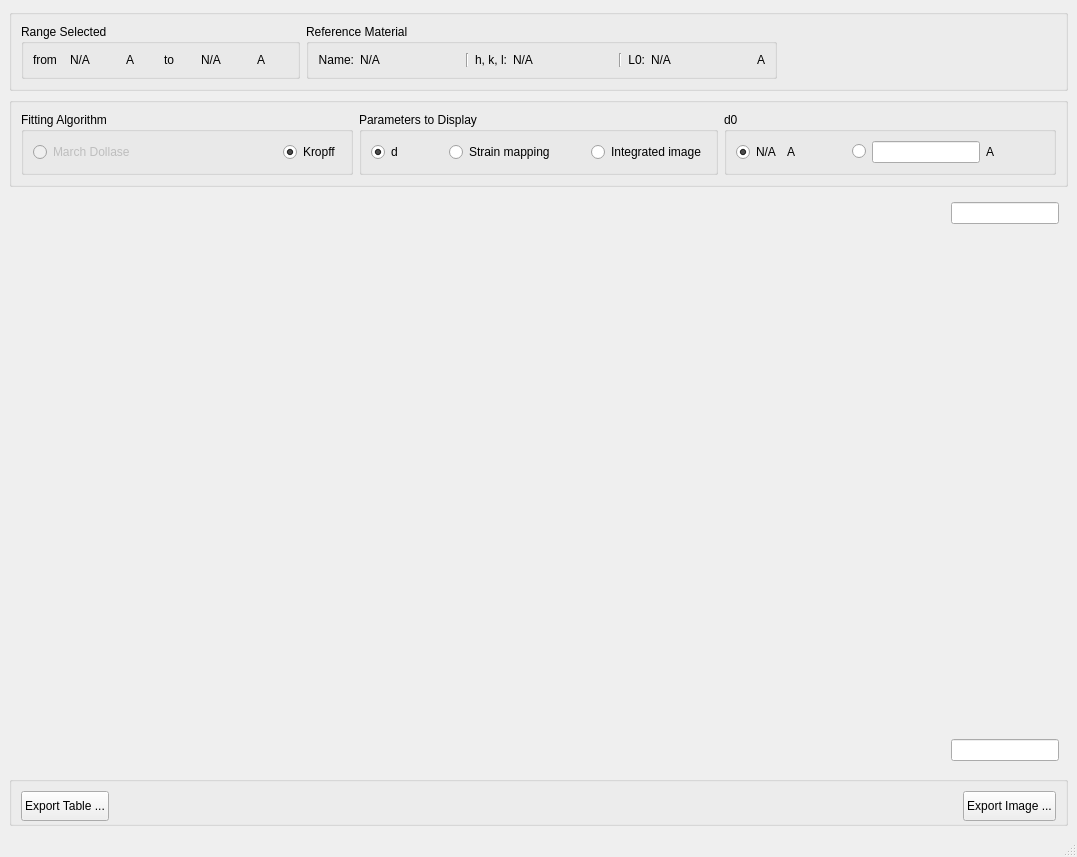
ornlneutronimaging/iBeatles, file ibeatles/ui/ui_strainMapping.ui: the form before one commit.
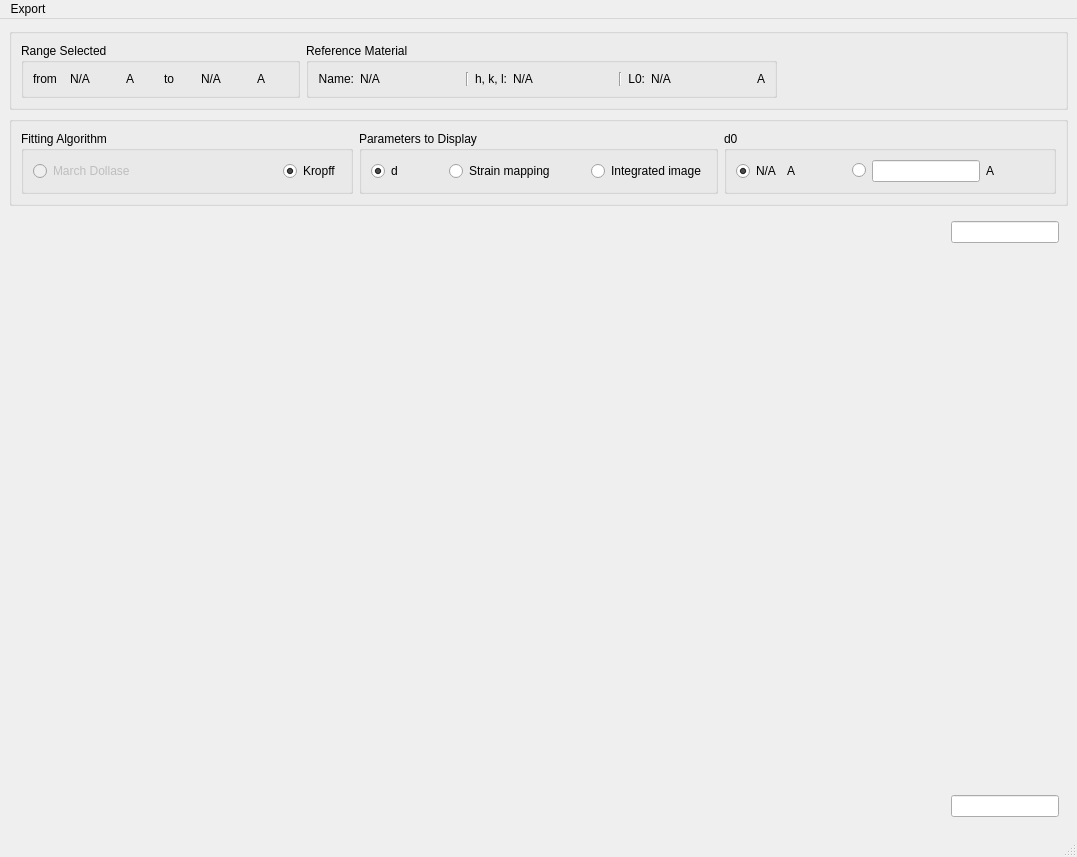
The form after the commit.

Commit message: export images. this refs #188

The edit to the form file:
```diff
--- a/ibeatles/ui/ui_strainMapping.ui
+++ b/ibeatles/ui/ui_strainMapping.ui
@@ -492,72 +492,6 @@
       </widget>
      </widget>
     </item>
-    <item>
-     <widget class="QGroupBox" name="groupBox_8">
-      <property name="sizePolicy">
-       <sizepolicy hsizetype="Preferred" vsizetype="Preferred">
-        <horstretch>0</horstretch>
-        <verstretch>0</verstretch>
-       </sizepolicy>
-      </property>
-      <property name="minimumSize">
-       <size>
-        <width>0</width>
-        <height>50</height>
-       </size>
-      </property>
-      <property name="maximumSize">
-       <size>
-        <width>16777215</width>
-        <height>50</height>
-       </size>
-      </property>
-      <property name="title">
-       <string/>
-      </property>
-      <layout class="QHBoxLayout" name="horizontalLayout_4">
-       <item>
-        <widget class="QPushButton" name="export_table_pushButton">
-         <property name="minimumSize">
-          <size>
-           <width>0</width>
-           <height>30</height>
-          </size>
-         </property>
-         <property name="text">
-          <string>Export Table ...</string>
-         </property>
-        </widget>
-       </item>
-       <item>
-        <spacer name="horizontalSpacer_4">
-         <property name="orientation">
-          <enum>Qt::Horizontal</enum>
-         </property>
-         <property name="sizeHint" stdset="0">
-          <size>
-           <width>881</width>
-           <height>16</height>
-          </size>
-         </property>
-        </spacer>
-       </item>
-       <item>
-        <widget class="QPushButton" name="export_image_pushButton">
-         <property name="minimumSize">
-          <size>
-           <width>0</width>
-           <height>30</height>
-          </size>
-         </property>
-         <property name="text">
-          <string>Export Image ...</string>
-         </property>
-        </widget>
-       </item>
-      </layout>
-     </widget>
-    </item>
    </layout>
   </widget>
   <widget class="QMenuBar" name="menubar">
@@ -566,9 +500,44 @@
      <x>0</x>
      <y>0</y>
      <width>1077</width>
-     <height>24</height>
+     <height>43</height>
     </rect>
    </property>
+   <widget class="QMenu" name="menuExport">
+    <property name="title">
+     <string>Export</string>
+    </property>
+    <widget class="QMenu" name="menuTable">
+     <property name="title">
+      <string>Table</string>
+     </property>
+     <addaction name="actionASCII"/>
+     <addaction name="actionJSON"/>
+    </widget>
+    <widget class="QMenu" name="actionExportImagesAll">
+     <property name="title">
+      <string>Images</string>
+     </property>
+     <addaction name="actionall"/>
+     <addaction name="separator"/>
+     <addaction name="actiond"/>
+     <addaction name="actionstrain_mapping"/>
+     <addaction name="actionintegrated_image"/>
+    </widget>
+    <widget class="QMenu" name="menuTable_and_integrated_image">
+     <property name="title">
+      <string>All</string>
+     </property>
+     <addaction name="actionASCII_JSON_and_TIF"/>
+     <addaction name="actionHDF5"/>
+    </widget>
+    <addaction name="menuTable"/>
+    <addaction name="separator"/>
+    <addaction name="actionExportImagesAll"/>
+    <addaction name="separator"/>
+    <addaction name="menuTable_and_integrated_image"/>
+   </widget>
+   <addaction name="menuExport"/>
   </widget>
   <widget class="QStatusBar" name="statusbar"/>
  </widget>
```
Left out of the diff: 208 changed lines with no effect on the pictures. The commit also changes 2 other files.
